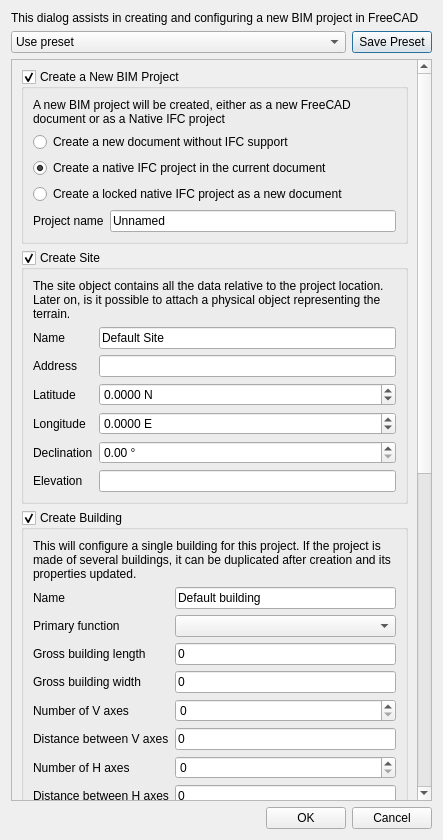
The window that src/Mod/BIM/Resources/ui/dialogProjectManager.ui (southseact-3d/fcd) describes before a commit, drawn with Qt 5.
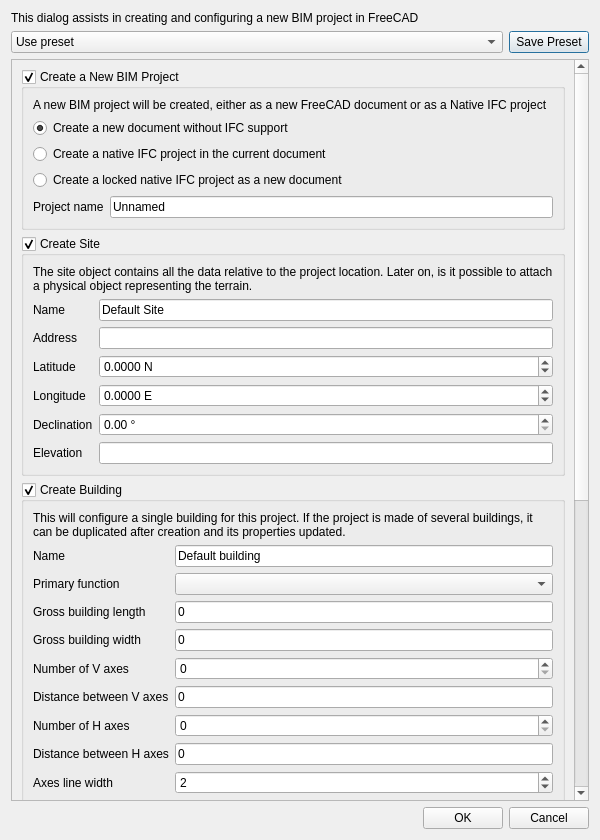
The same window after the commit. Icons and pictures are not drawn. Custom widgets are drawn as their Qt base class.

Commit message:
BIM: remove BIM Project command from toolbar (#25086)
- The BIM_Project command is removed from the toolbar and relocated to
  the Utils menu
- The default when creating a new project has been changed to
  non-IFC-native
- The BIM_Project and IFC_MakeProject command menu text have been
  reworded to remove ambiguity

Patch:
```diff
--- a/src/Mod/BIM/Resources/ui/dialogProjectManager.ui
+++ b/src/Mod/BIM/Resources/ui/dialogProjectManager.ui
@@ -6,7 +6,7 @@
    <rect>
     <x>0</x>
     <y>0</y>
-    <width>443</width>
+    <width>600</width>
     <height>840</height>
    </rect>
   </property>
@@ -117,7 +117,7 @@
                <string>Create a new document without IFC support</string>
               </property>
               <property name="checked">
-               <bool>false</bool>
+               <bool>true</bool>
               </property>
              </widget>
             </item>
@@ -130,7 +130,7 @@
                <string>Create a native IFC project in the current document</string>
               </property>
               <property name="checked">
-               <bool>true</bool>
+               <bool>false</bool>
               </property>
              </widget>
             </item>
```
The commit also changes 3 other files.
